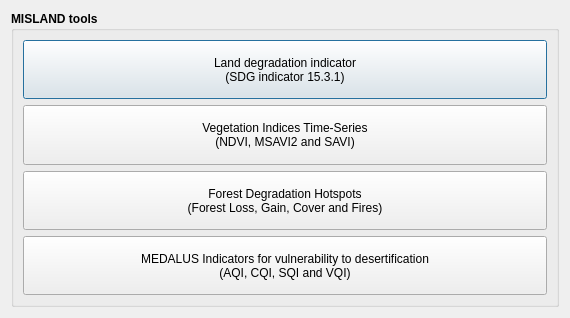
This is MISLAND/gui/DlgCalculate.ui in LocateIT/trends.earth as Qt 5 draws it before an edit. The edited form follows.
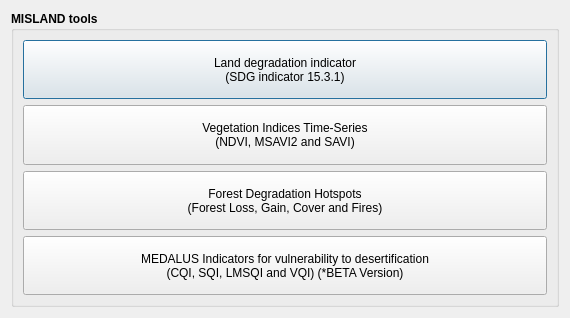
This is the edited form.

What changed in the file:
```diff
--- a/MISLAND/gui/DlgCalculate.ui
+++ b/MISLAND/gui/DlgCalculate.ui
@@ -141,7 +141,7 @@
         </property>
         <property name="text">
          <string>MEDALUS Indicators for vulnerability to desertification
-(AQI, CQI, SQI and VQI)</string>
+(CQI, SQI, LMSQI and VQI) (*BETA Version)</string>
         </property>
        </widget>
       </item>
```
